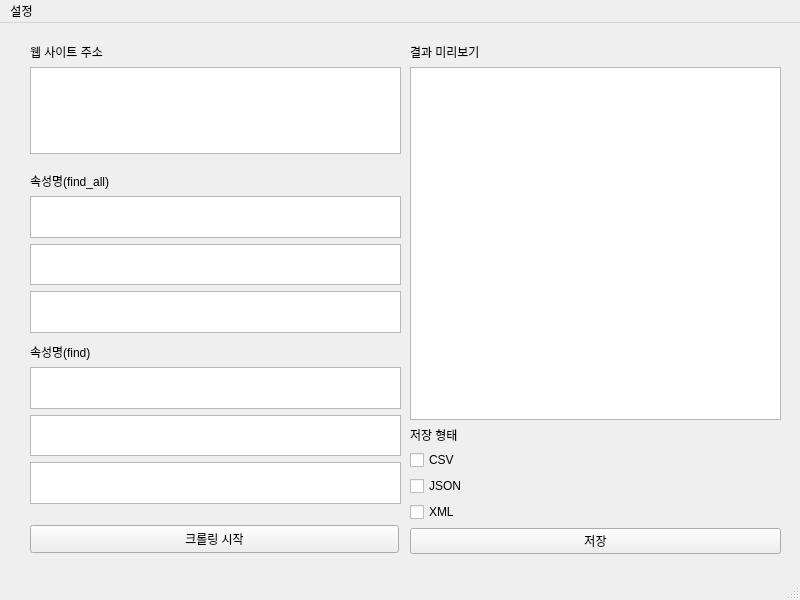
Qt form MainUI.ui (yglee730/CrawlingTools) before a commit.
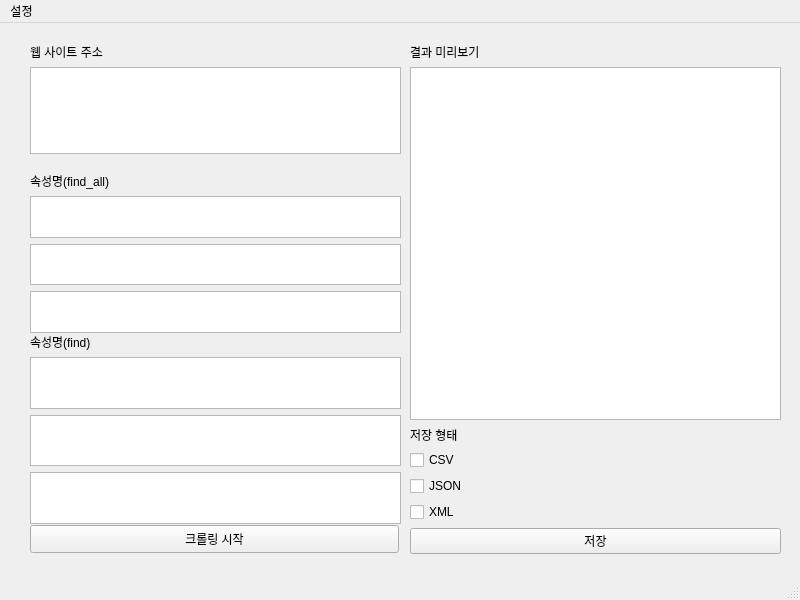
The same form after that commit.

Commit message: tag, attribute, value

Patch:
```diff
--- a/MainUI.ui
+++ b/MainUI.ui
@@ -138,9 +138,9 @@
     <property name="geometry">
      <rect>
       <x>30</x>
-      <y>320</y>
+      <y>310</y>
       <width>371</width>
-      <height>161</height>
+      <height>191</height>
      </rect>
     </property>
     <layout class="QVBoxLayout" name="verticalLayout_2">
```
The commit also changes 1 other file.
